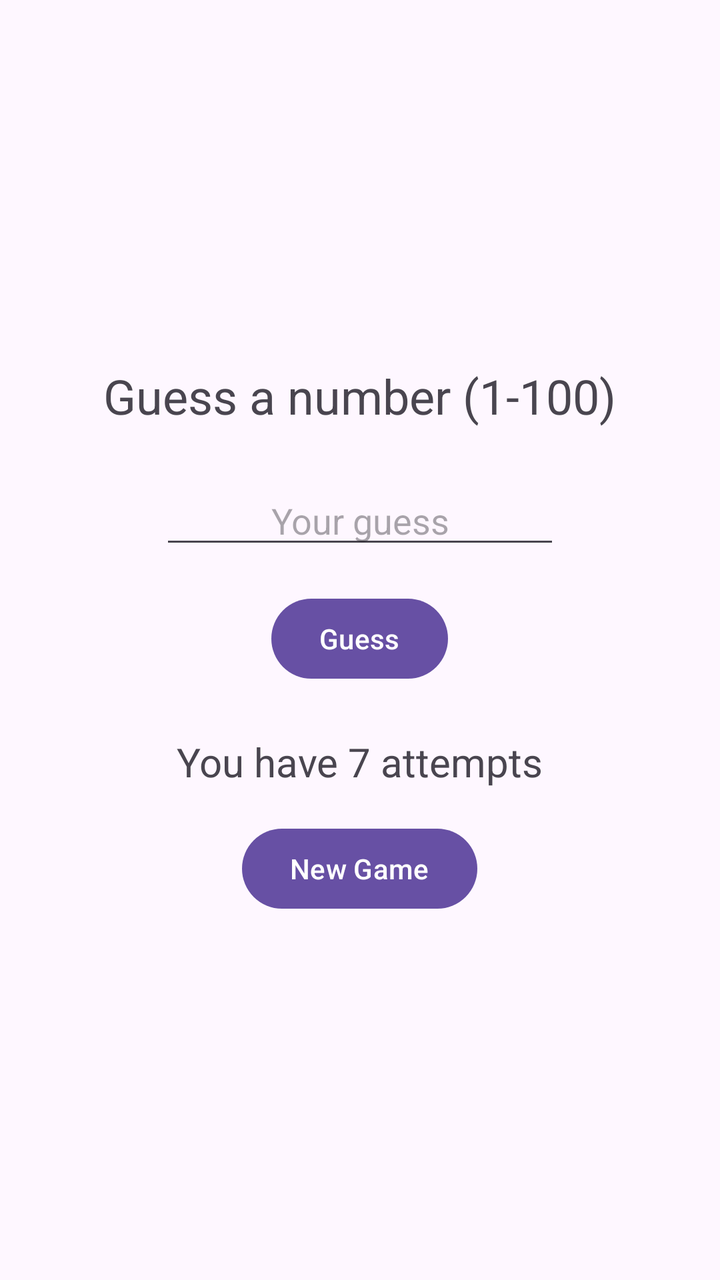
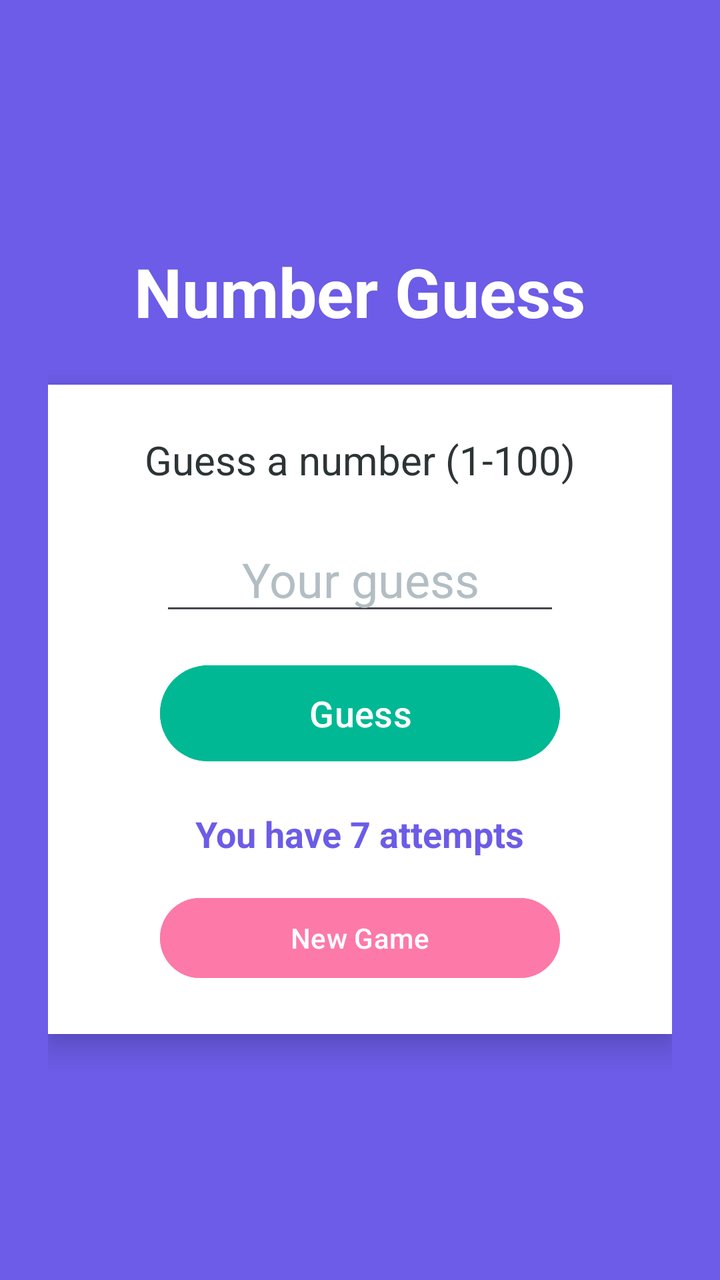

The first picture is an Android layout as it rendered before a commit; the second is the same layout after the commit. The layout source and the unified diff follow.
<!-- AndroidManifest.xml: application theme Theme.GuessGame -->
<!-- res/layout/activity_main.xml -->
<?xml version="1.0" encoding="utf-8"?>
<LinearLayout xmlns:android="http://schemas.android.com/apk/res/android"
    android:id="@+id/main"
    android:layout_width="match_parent"
    android:layout_height="match_parent"
    android:gravity="center"
    android:orientation="vertical"
    android:padding="24dp">

    <TextView
        android:id="@+id/titleText"
        android:layout_width="wrap_content"
        android:layout_height="wrap_content"
        android:text="Guess a number (1-100)"
        android:textSize="24sp" />

    <EditText
        android:id="@+id/guessInput"
        android:layout_width="200dp"
        android:layout_height="wrap_content"
        android:layout_marginTop="24dp"
        android:gravity="center"
        android:hint="Your guess"
        android:inputType="number" />

    <Button
        android:id="@+id/guessButton"
        android:layout_width="wrap_content"
        android:layout_height="wrap_content"
        android:layout_marginTop="16dp"
        android:text="Guess" />

    <TextView
        android:id="@+id/resultText"
        android:layout_width="wrap_content"
        android:layout_height="wrap_content"
        android:layout_marginTop="24dp"
        android:text="You have 7 attempts"
        android:textSize="20sp" />

    <Button
        android:id="@+id/restartButton"
        android:layout_width="wrap_content"
        android:layout_height="wrap_content"
        android:layout_marginTop="16dp"
        android:text="New Game" />
</LinearLayout>
<!-- resources referenced by this layout -->
<resources>
  <style name="Theme.GuessGame" parent="Base.Theme.GuessGame" />
  <style name="Base.Theme.GuessGame" parent="Theme.Material3.DayNight.NoActionBar">
          
          
      </style>
</resources>

<!-- the commit's change to res/layout/activity_main.xml (unified diff, before → after) -->
@@ -3,45 +3,76 @@
     android:id="@+id/main"
     android:layout_width="match_parent"
     android:layout_height="match_parent"
+    android:background="#6C5CE7"
     android:gravity="center"
     android:orientation="vertical"
     android:padding="24dp">
 
     <TextView
-        android:id="@+id/titleText"
         android:layout_width="wrap_content"
         android:layout_height="wrap_content"
-        android:text="Guess a number (1-100)"
-        android:textSize="24sp" />
+        android:text="Number Guess"
+        android:textColor="#FFFFFF"
+        android:textSize="34sp"
+        android:textStyle="bold" />
 
-    <EditText
-        android:id="@+id/guessInput"
-        android:layout_width="200dp"
+    <LinearLayout
+        android:layout_width="match_parent"
         android:layout_height="wrap_content"
         android:layout_marginTop="24dp"
+        android:background="#FFFFFF"
+        android:elevation="8dp"
         android:gravity="center"
-        android:hint="Your guess"
-        android:inputType="number" />
+        android:orientation="vertical"
+        android:padding="24dp">
 
-    <Button
-        android:id="@+id/guessButton"
-        android:layout_width="wrap_content"
-        android:layout_height="wrap_content"
-        android:layout_marginTop="16dp"
-        android:text="Guess" />
+        <TextView
+            android:id="@+id/titleText"
+            android:layout_width="wrap_content"
+            android:layout_height="wrap_content"
+            android:text="Guess a number (1-100)"
+            android:textColor="#2D3436"
+            android:textSize="20sp" />
 
-    <TextView
-        android:id="@+id/resultText"
-        android:layout_width="wrap_content"
-        android:layout_height="wrap_content"
-        android:layout_marginTop="24dp"
-        android:text="You have 7 attempts"
-        android:textSize="20sp" />
+        <EditText
+            android:id="@+id/guessInput"
+            android:layout_width="200dp"
+            android:layout_height="wrap_content"
+            android:layout_marginTop="20dp"
+            android:gravity="center"
+            android:hint="Your guess"
+            android:inputType="number"
+            android:textColor="#2D3436"
+            android:textColorHint="#B2BEC3"
+            android:textSize="24sp" />
 
-    <Button
-        android:id="@+id/restartButton"
-        android:layout_width="wrap_content"
-        android:layout_height="wrap_content"
-        android:layout_marginTop="16dp"
-        android:text="New Game" />
+        <Button
+            android:id="@+id/guessButton"
+            android:layout_width="200dp"
+            android:layout_height="56dp"
+            android:layout_marginTop="16dp"
+            android:backgroundTint="#00B894"
+            android:text="Guess"
+            android:textColor="#FFFFFF"
+            android:textSize="18sp" />
+
+        <TextView
+            android:id="@+id/resultText"
+            android:layout_width="wrap_content"
+            android:layout_height="wrap_content"
+            android:layout_marginTop="20dp"
+            android:text="You have 7 attempts"
+            android:textColor="#6C5CE7"
+            android:textSize="18sp"
+            android:textStyle="bold" />
+
+        <Button
+            android:id="@+id/restartButton"
+            android:layout_width="200dp"
+            android:layout_height="48dp"
+            android:layout_marginTop="16dp"
+            android:backgroundTint="#FD79A8"
+            android:text="New Game"
+            android:textColor="#FFFFFF" />
+    </LinearLayout>
 </LinearLayout>
